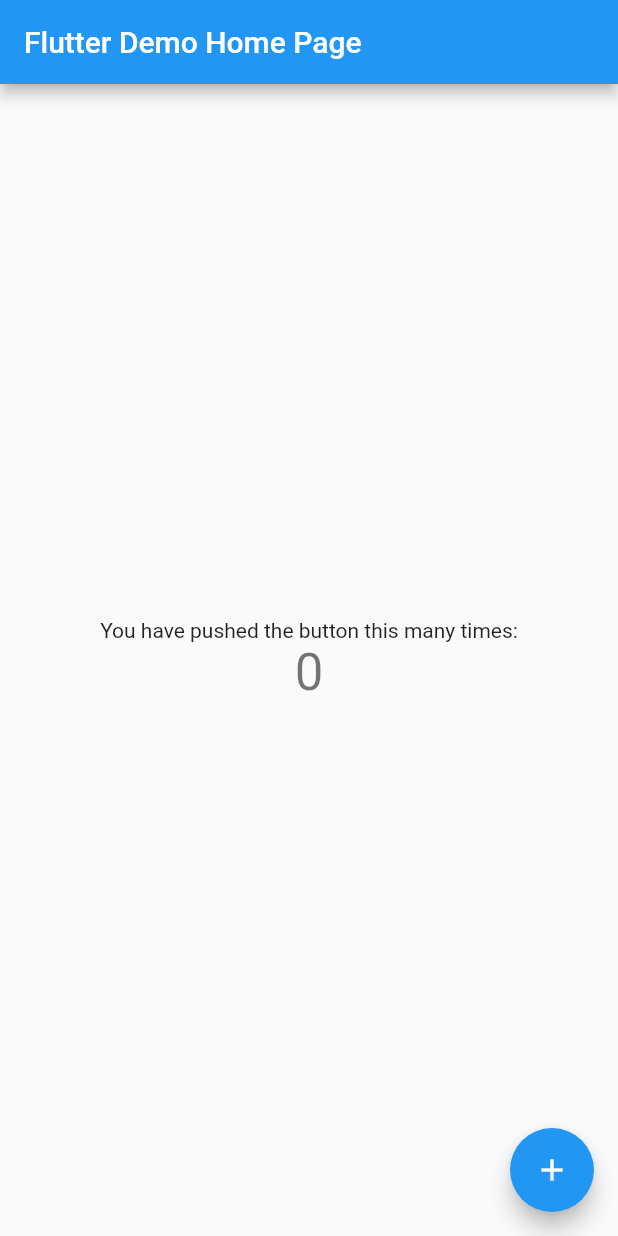
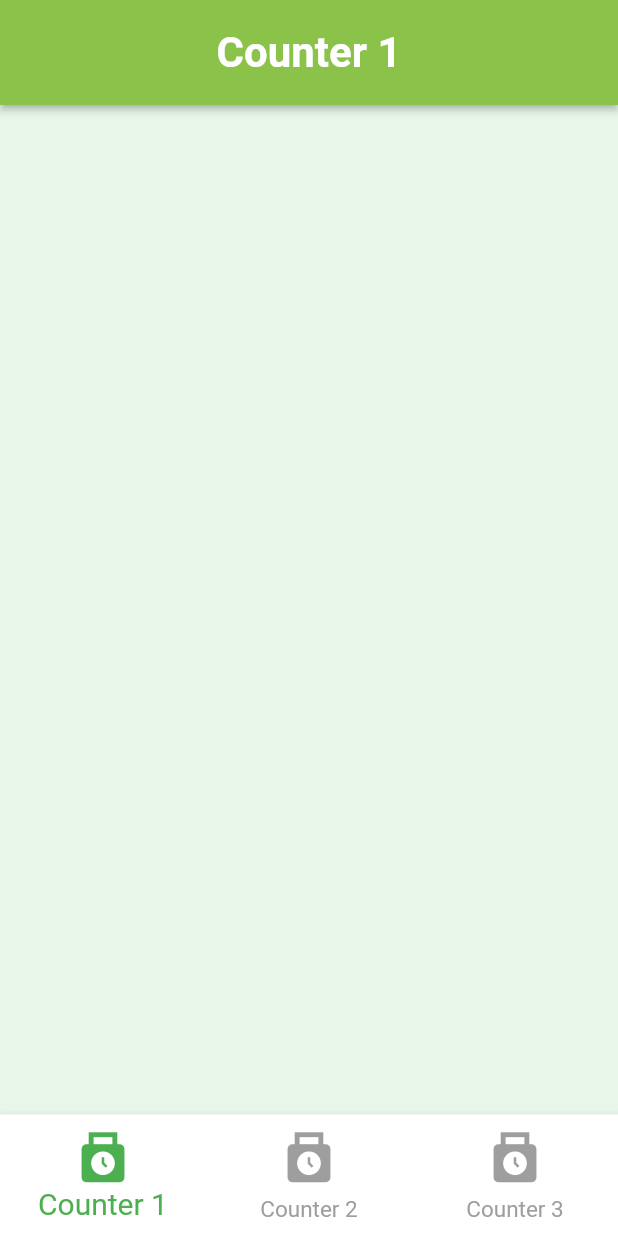
Before and after one commit to Nirmal-C/counter_app, a Flutter app: the screen it shows after launch, on a phone screen of 412 x 824 dp. Run offline on Flutter 3.47's test engine with Material 2 defaults, Android fonts, the phone set to English and light mode, and no system bars.

Commit message:
Feat: UI Initiated

```diff
--- /dev/null
+++ b/lib/home.dart
@@ -0,0 +1,22 @@
+import 'package:counter_app/widgets/bottomNavBar.dart';
+import 'package:counter_app/widgets/topNavbar.dart';
+import 'package:flutter/material.dart';
+
+class Home extends StatefulWidget {
+  const Home({super.key});
+
+  @override
+  State<Home> createState() => _HomeState();
+}
+
+class _HomeState extends State<Home> {
+  @override
+  Widget build(BuildContext context) {
+    return Scaffold(
+        backgroundColor: Colors.green.shade50,
+        appBar: const PreferredSize(
+            preferredSize: Size.fromHeight(70.0), child: MytopNav()),
+        body: Container(),
+        bottomNavigationBar: const MyBottomNavbar());
+  }
+}
--- a/lib/main.dart
+++ b/lib/main.dart
@@ -1,115 +1,23 @@
 import 'package:flutter/material.dart';
+import 'package:counter_app/home.dart';
 
 void main() {
   runApp(const MyApp());
 }
 
-class MyApp extends StatelessWidget {
-  const MyApp({super.key});
+class MyApp extends StatefulWidget {
+  const MyApp({Key? key}) : super(key: key);
 
-  // This widget is the root of your application.
+  @override
+  State<MyApp> createState() => _MyAppState();
+}
+
+class _MyAppState extends State<MyApp> {
   @override
   Widget build(BuildContext context) {
-    return MaterialApp(
-      title: 'Flutter Demo',
-      theme: ThemeData(
-        // This is the theme of your application.
-        //
-        // Try running your application with "flutter run". You'll see the
-        // application has a blue toolbar. Then, without quitting the app, try
-        // changing the primarySwatch below to Colors.green and then invoke
-        // "hot reload" (press "r" in the console where you ran "flutter run",
-        // or simply save your changes to "hot reload" in a Flutter IDE).
-        // Notice that the counter didn't reset back to zero; the application
-        // is not restarted.
-        primarySwatch: Colors.blue,
-      ),
-      home: const MyHomePage(title: 'Flutter Demo Home Page'),
+    return const MaterialApp(
+      debugShowCheckedModeBanner: false,
+      home: Home(),
     );
   }
 }
-
-class MyHomePage extends StatefulWidget {
-  const MyHomePage({super.key, required this.title});
-
-  // This widget is the home page of your application. It is stateful, meaning
-  // that it has a State object (defined below) that contains fields that affect
-  // how it looks.
-
-  // This class is the configuration for the state. It holds the values (in this
-  // case the title) provided by the parent (in this case the App widget) and
-  // used by the build method of the State. Fields in a Widget subclass are
-  // always marked "final".
-
-  final String title;
-
-  @override
-  State<MyHomePage> createState() => _MyHomePageState();
-}
-
-class _MyHomePageState extends State<MyHomePage> {
-  int _counter = 0;
-
-  void _incrementCounter() {
-    setState(() {
-      // This call to setState tells the Flutter framework that something has
-      // changed in this State, which causes it to rerun the build method below
-      // so that the display can reflect the updated values. If we changed
-      // _counter without calling setState(), then the build method would not be
-      // called again, and so nothing would appear to happen.
-      _counter++;
-    });
-  }
-
-  @override
-  Widget build(BuildContext context) {
-    // This method is rerun every time setState is called, for instance as done
-    // by the _incrementCounter method above.
-    //
-    // The Flutter framework has been optimized to make rerunning build methods
-    // fast, so that you can just rebuild anything that needs updating rather
-    // than having to individually change instances of widgets.
-    return Scaffold(
-      appBar: AppBar(
-        // Here we take the value from the MyHomePage object that was created by
-        // the App.build method, and use it to set our appbar title.
-        title: Text(widget.title),
-      ),
-      body: Center(
-        // Center is a layout widget. It takes a single child and positions it
-        // in the middle of the parent.
-        child: Column(
-          // Column is also a layout widget. It takes a list of children and
-          // arranges them vertically. By default, it sizes itself to fit its
-          // children horizontally, and tries to be as tall as its parent.
-          //
-          // Invoke "debug painting" (press "p" in the console, choose the
-          // "Toggle Debug Paint" action from the Flutter Inspector in Android
-          // Studio, or the "Toggle Debug Paint" command in Visual Studio Code)
-          // to see the wireframe for each widget.
-          //
-          // Column has various properties to control how it sizes itself and
-          // how it positions its children. Here we use mainAxisAlignment to
-          // center the children vertically; the main axis here is the vertical
-          // axis because Columns are vertical (the cross axis would be
-          // horizontal).
-          mainAxisAlignment: MainAxisAlignment.center,
-          children: <Widget>[
-            const Text(
-              'You have pushed the button this many times:',
-            ),
-            Text(
-              '$_counter',
-              style: Theme.of(context).textTheme.headline4,
-            ),
-          ],
-        ),
-      ),
-      floatingActionButton: FloatingActionButton(
-        onPressed: _incrementCounter,
-        tooltip: 'Increment',
-        child: const Icon(Icons.add),
-      ), // This trailing comma makes auto-formatting nicer for build methods.
-    );
-  }
-}
--- /dev/null
+++ b/lib/widgets/bottomNavbar.dart
@@ -0,0 +1,45 @@
+import 'package:flutter/material.dart';
+
+class MyBottomNavbar extends StatefulWidget {
+  const MyBottomNavbar({Key? key}) : super(key: key);
+
+  @override
+  State<MyBottomNavbar> createState() => _MyBottomNavbarState();
+}
+
+class _MyBottomNavbarState extends State<MyBottomNavbar> {
+  int selectedIndex = 0;
+
+  void onItemTapped(int index) {
+    setState(() {
+      selectedIndex = index;
+    });
+  }
+
+  @override
+  Widget build(BuildContext context) {
+    return BottomNavigationBar(
+        unselectedFontSize: 15,
+        selectedFontSize: 20,
+        currentIndex: selectedIndex,
+        onTap: onItemTapped,
+        iconSize: 38,
+        type: BottomNavigationBarType.fixed,
+        selectedItemColor: Colors.green,
+        unselectedItemColor: Colors.grey.shade500,
+        backgroundColor: Colors.white,
+        elevation: 5,
+        items: const <BottomNavigationBarItem>[
+          BottomNavigationBarItem(
+            icon: Icon(
+              Icons.punch_clock,
+            ),
+            label: 'Counter 1',
+          ),
+          BottomNavigationBarItem(
+              icon: Icon(Icons.punch_clock), label: 'Counter 2'),
+          BottomNavigationBarItem(
+              icon: Icon(Icons.punch_clock), label: 'Counter 3'),
+        ]);
+  }
+}
--- /dev/null
+++ b/lib/widgets/topNavbar.dart
@@ -0,0 +1,20 @@
+import 'package:flutter/material.dart';
+
+class MytopNav extends StatelessWidget {
+  const MytopNav({super.key});
+
+  @override
+  Widget build(BuildContext context) {
+    return AppBar(
+        toolbarHeight: 70,
+        elevation: 2,
+        backgroundColor: Colors.lightGreen,
+        automaticallyImplyLeading: false,
+        title: const Center(
+            child: Text(
+          'Counter 1',
+          style: TextStyle(
+              color: Colors.white, fontWeight: FontWeight.bold, fontSize: 28),
+        )));
+  }
+}
```
